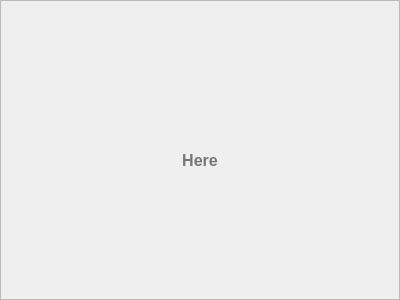
redbug312/ntuoc13-punch-clock, file src/main/resources/base/placeholder.ui: the form before one commit.
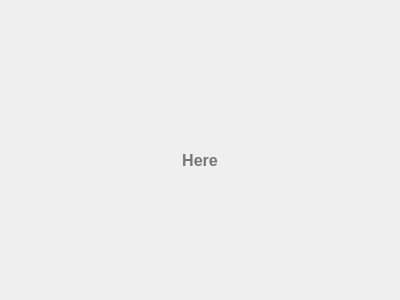
The form after the commit.

Commit message: Polish spreadsheet placeholder frame

The edit to the form file:
```diff
--- a/src/main/resources/base/placeholder.ui
+++ b/src/main/resources/base/placeholder.ui
@@ -14,7 +14,7 @@
    <string>Frame</string>
   </property>
   <property name="frameShape">
-   <enum>QFrame::StyledPanel</enum>
+   <enum>QFrame::NoFrame</enum>
   </property>
   <property name="frameShadow">
    <enum>QFrame::Raised</enum>
```
The commit also changes 1 other file.
